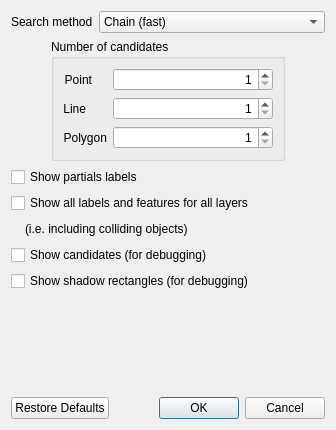
Above: src/ui/qgsengineconfigdialog.ui from qgis/QGIS before the change. Below: the same form after it.
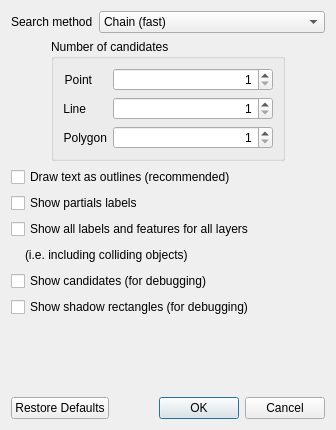
That is the form after the change.

Commit message:
Initial fix for #3975, label engine vectorizing texts in SVG and PDF output
- Add labeling engine option to render text-as-text
- Default is still text-as-outlines (vectorized), due to differences between text (as text) and buffer (as outline) methods
- Good output with printing to PDF (searchable, selectable text and embedded fonts)
- OK output with SVG, but differences between text (as text) and buffer (as outline) methods

Does not yet include unit tests or auto-setting of text-as-text for SVG output

```diff
--- a/src/ui/qgsengineconfigdialog.ui
+++ b/src/ui/qgsengineconfigdialog.ui
@@ -215,43 +215,41 @@
      <property name="verticalSpacing">
       <number>6</number>
      </property>
-     <item row="2" column="0">
-      <spacer name="horizontalSpacer_3">
-       <property name="orientation">
-        <enum>Qt::Horizontal</enum>
-       </property>
-       <property name="sizeType">
-        <enum>QSizePolicy::Fixed</enum>
-       </property>
-       <property name="sizeHint" stdset="0">
-        <size>
-         <width>8</width>
-         <height>8</height>
-        </size>
-       </property>
-      </spacer>
-     </item>
      <item row="1" column="0" colspan="3">
-      <widget class="QCheckBox" name="chkShowAllLabels">
-       <property name="sizePolicy">
-        <sizepolicy hsizetype="Maximum" vsizetype="Fixed">
-         <horstretch>0</horstretch>
-         <verstretch>0</verstretch>
-        </sizepolicy>
+      <widget class="QCheckBox" name="chkShowPartialsLabels">
+       <property name="text">
+        <string>Show partials labels</string>
        </property>
+      </widget>
+     </item>
+     <item row="5" column="0" colspan="3">
+      <widget class="QCheckBox" name="mShadowDebugRectChkBox">
        <property name="text">
-        <string>Show all labels and features for all layers</string>
+        <string>Show shadow rectangles (for debugging)</string>
        </property>
       </widget>
      </item>
-     <item row="3" column="0" colspan="3">
+     <item row="3" column="2">
+      <spacer name="horizontalSpacer_4">
+       <property name="orientation">
+        <enum>Qt::Horizontal</enum>
+       </property>
+       <property name="sizeHint" stdset="0">
+        <size>
+         <width>0</width>
+         <height>20</height>
+        </size>
+       </property>
+      </spacer>
+     </item>
+     <item row="4" column="0" colspan="3">
       <widget class="QCheckBox" name="chkShowCandidates">
        <property name="text">
         <string>Show candidates (for debugging)</string>
        </property>
       </widget>
      </item>
-     <item row="2" column="1">
+     <item row="3" column="1">
       <widget class="QLabel" name="label_6">
        <property name="sizePolicy">
         <sizepolicy hsizetype="Maximum" vsizetype="Preferred">
@@ -264,30 +262,39 @@
        </property>
       </widget>
      </item>
-     <item row="2" column="2">
-      <spacer name="horizontalSpacer_4">
+     <item row="2" column="0" colspan="3">
+      <widget class="QCheckBox" name="chkShowAllLabels">
+       <property name="sizePolicy">
+        <sizepolicy hsizetype="Maximum" vsizetype="Fixed">
+         <horstretch>0</horstretch>
+         <verstretch>0</verstretch>
+        </sizepolicy>
+       </property>
+       <property name="text">
+        <string>Show all labels and features for all layers</string>
+       </property>
+      </widget>
+     </item>
+     <item row="3" column="0">
+      <spacer name="horizontalSpacer_3">
        <property name="orientation">
         <enum>Qt::Horizontal</enum>
        </property>
+       <property name="sizeType">
+        <enum>QSizePolicy::Fixed</enum>
+       </property>
        <property name="sizeHint" stdset="0">
         <size>
-         <width>0</width>
-         <height>20</height>
+         <width>8</width>
+         <height>8</height>
         </size>
        </property>
       </spacer>
      </item>
-     <item row="4" column="0" colspan="3">
-      <widget class="QCheckBox" name="mShadowDebugRectChkBox">
-       <property name="text">
-        <string>Show shadow rectangles (for debugging)</string>
-       </property>
-      </widget>
-     </item>
      <item row="0" column="0" colspan="3">
-      <widget class="QCheckBox" name="chkShowPartialsLabels">
+      <widget class="QCheckBox" name="mDrawOutlinesChkBox">
        <property name="text">
-        <string>Show partials labels</string>
+        <string>Draw text as outlines (recommended)</string>
        </property>
       </widget>
      </item>
```
The commit also changes 4 other files.
